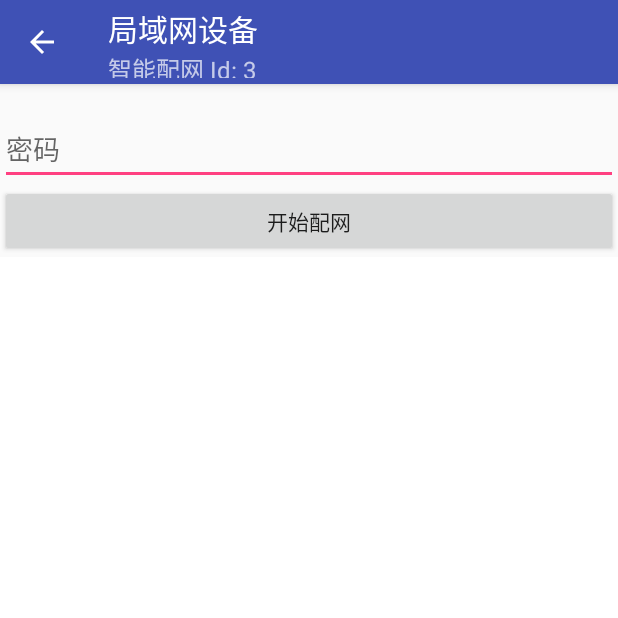
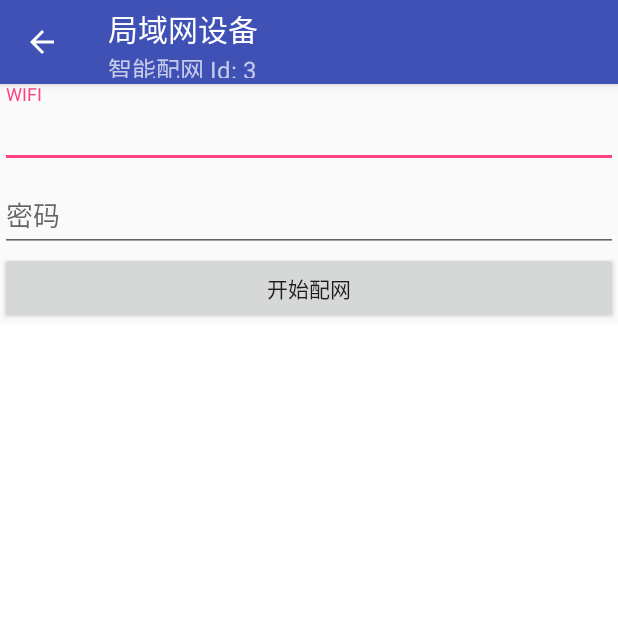
Before and after one commit to ACIoT/matrix-android-tool, an Android app: the screen it shows after launch (FunctionActivity), after a tap on "智能配网", on a phone screen of 412 x 824 dp, the top half of it. Run offline under Robolectric (Android 15) with nearby library versions, the phone set to English and light mode, and no system bars; our stand-ins replace ButterKnife, RxJava; libraries missing offline, so code that uses them is left out: com.sloydev.preferator; 7 statements that could not run were skipped.

Commit message:
Feature: use TextInputLayout instead of EditText
Signed-off-by: wangkun <wangkun@ablecloud.com>

```diff
--- a/app/build.gradle
+++ b/app/build.gradle
@@ -77,6 +77,7 @@ dependencies {
         exclude group: 'com.android.support', module: 'support-annotations'
     })
     compile 'com.android.support:appcompat-v7:25.3.1'
+    compile 'com.android.support:design:25.3.1'
     compile 'com.android.support.constraint:constraint-layout:1.0.2'
     testCompile 'junit:junit:4.12'
 
--- a/app/src/main/java/ablecloud/matrix/tool/AblelinkFragment.java
+++ b/app/src/main/java/ablecloud/matrix/tool/AblelinkFragment.java
@@ -39,7 +39,7 @@ public class AblelinkFragment extends Fragment implements RadioGroup.OnCheckedCh
     private Unbinder unbinder;
 
     @BindView(R.id.ssid)
-    TextView ssid;
+    EditText ssid;
 
     @BindView(R.id.password)
     EditText password;
@@ -75,7 +75,8 @@ public class AblelinkFragment extends Fragment implements RadioGroup.OnCheckedCh
         View view = inflater.inflate(R.layout.fragment_ablelink, container, false);
         unbinder = ButterKnife.bind(this, view);
 
-        ssid.setText(getString(R.string.ssid_label, NetworkUtils.getSSID(getActivity())));
+        ssid.setText(NetworkUtils.getSSID(getActivity()));
+        ssid.setKeyListener(null);
 
         DeviceType[] types = DeviceType.values();
         for (int i = 0; i < types.length; i++) {
--- a/app/src/main/res/layout/fragment_ablelink.xml
+++ b/app/src/main/res/layout/fragment_ablelink.xml
@@ -4,16 +4,27 @@
     android:layout_height="match_parent"
     android:orientation="vertical">
 
-    <TextView
-        android:id="@+id/ssid"
+    <android.support.design.widget.TextInputLayout
         android:layout_width="match_parent"
-        android:layout_height="wrap_content" />
+        android:layout_height="wrap_content">
 
-    <EditText
-        android:id="@+id/password"
+        <EditText
+            android:id="@+id/ssid"
+            android:layout_width="match_parent"
+            android:layout_height="wrap_content"
+            android:hint="@string/ssid" />
+    </android.support.design.widget.TextInputLayout>
+
+    <android.support.design.widget.TextInputLayout
         android:layout_width="match_parent"
-        android:layout_height="wrap_content"
-        android:hint="@string/password" />
+        android:layout_height="wrap_content">
+
+        <EditText
+            android:id="@+id/password"
+            android:layout_width="match_parent"
+            android:layout_height="wrap_content"
+            android:hint="@string/password" />
+    </android.support.design.widget.TextInputLayout>
 
     <RadioGroup
         android:id="@+id/type_group"
--- a/app/src/main/res/layout/fragment_local_message.xml
+++ b/app/src/main/res/layout/fragment_local_message.xml
@@ -3,6 +3,10 @@
     android:layout_width="match_parent"
     android:layout_height="match_parent"
     android:orientation="vertical">
+
+    <android.support.design.widget.TextInputLayout
+        android:layout_width="match_parent"
+        android:layout_height="wrap_content">
 
         <EditText
             android:id="@+id/request"
@@ -12,6 +16,7 @@
             android:gravity="left|top"
             android:hint="@string/local_message"
             android:minHeight="100dp" />
+    </android.support.design.widget.TextInputLayout>
 
     <Button
         android:id="@+id/send"
--- a/app/src/main/res/values/strings.xml
+++ b/app/src/main/res/values/strings.xml
@@ -23,7 +23,7 @@
     <string name="bind">绑定</string>
     <string name="others">其他</string>
     <string name="ablelink">智能配网</string>
-    <string name="ssid_label">WIFI名称：%1$s</string>
+    <string name="ssid">WIFI</string>
     <string name="password">密码</string>
     <string name="start_link">开始配网</string>
     <string name="device_data">设备数据</string>
```
Also changed, not shown: app/src/main/res/layout/dialog_login.xml (+12 -0 lines), app/src/main/res/layout/fragment_cloud_message.xml (+13 -2 lines), app/src/main/res/layout/fragment_device_bind.xml (+15 -0 lines). Lines whose indentation alone changed are shown as unchanged.
